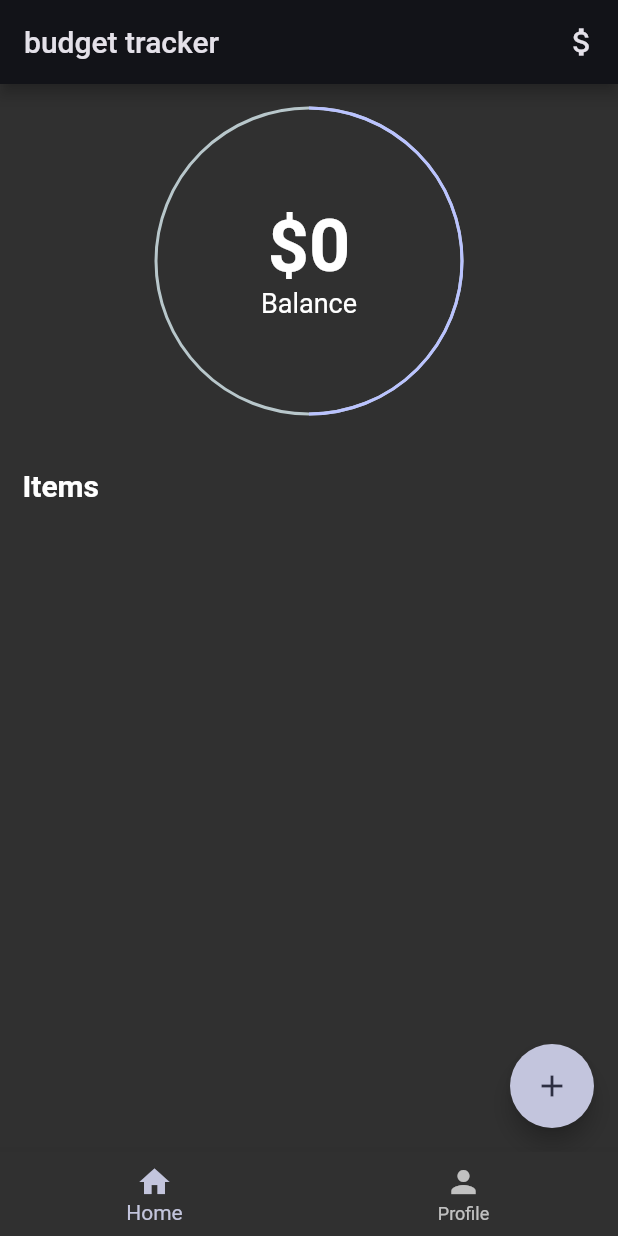
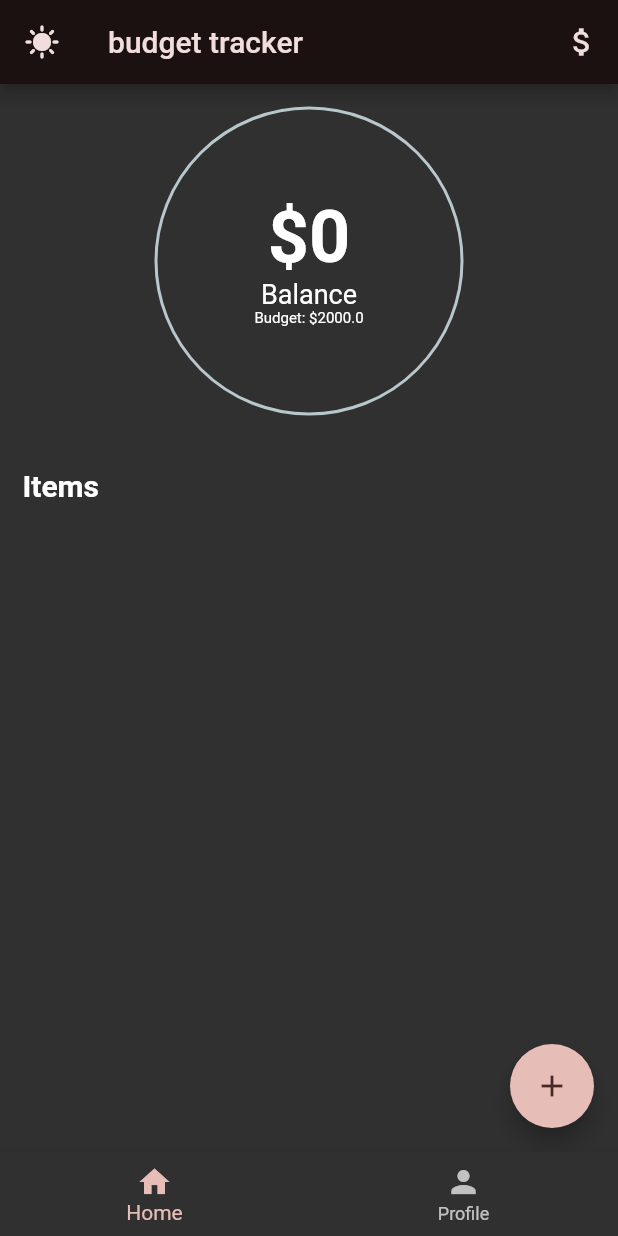
Before and after one commit to DeividZavala/budget-tracker, a Flutter app: the screen it shows after launch, on a phone screen of 412 x 824 dp. Run offline on Flutter 3.47's test engine with Material 2 defaults, Android fonts, the phone set to English and light mode, and no system bars; drawn by our look-alikes of percent_indicator.

```diff
--- a/lib/main.dart
+++ b/lib/main.dart
@@ -1,5 +1,8 @@
 import 'package:budget_tracker/screens/home.dart';
+import 'package:budget_tracker/services/budget_service.dart';
+import 'package:budget_tracker/services/theme_service.dart';
 import 'package:flutter/material.dart';
+import 'package:provider/provider.dart';
 
 void main() {
   runApp(const MyApp());
@@ -11,13 +14,27 @@ class MyApp extends StatelessWidget {
   // This widget is the root of your application.
   @override
   Widget build(BuildContext context) {
-    return MaterialApp(
-      title: 'Flutter Demo',
-      theme: ThemeData(
-        colorScheme: ColorScheme.fromSeed(
-            seedColor: Colors.indigo, brightness: Brightness.dark),
-      ),
-      home: const Home(),
+    return MultiProvider(
+      providers: [
+        ChangeNotifierProvider<ThemeService>(
+          create: (_) => ThemeService(),
+        ),
+        ChangeNotifierProvider<BudgetService>(create: (_) => BudgetService()),
+      ],
+      child: Builder(builder: (BuildContext context) {
+        final themeService = Provider.of<ThemeService>(context);
+        return MaterialApp(
+          title: "Flutter Demo",
+          theme: ThemeData(
+            colorScheme: ColorScheme.fromSeed(
+                seedColor: Colors.red,
+                brightness: themeService.darkTheme
+                    ? Brightness.dark
+                    : Brightness.light),
+          ),
+          home: const Home(),
+        );
+      }),
     );
   }
 }
--- a/lib/pages/home_page.dart
+++ b/lib/pages/home_page.dart
@@ -1,7 +1,9 @@
 import 'package:budget_tracker/models/transaction_item.dart';
+import 'package:budget_tracker/services/budget_service.dart';
 import 'package:budget_tracker/widgets/add_transaction_dialog.dart';
 import 'package:flutter/material.dart';
 import 'package:percent_indicator/circular_percent_indicator.dart';
+import 'package:provider/provider.dart';
 
 class HomePage extends StatefulWidget {
   const HomePage({Key? key}) : super(key: key);
@@ -11,8 +13,6 @@ class HomePage extends StatefulWidget {
 }
 
 class _HomePageState extends State<HomePage> {
-  List<TransactionItem> transactions = [];
-
   @override
   Widget build(BuildContext context) {
     final screenSize = MediaQuery.of(context).size;
@@ -24,9 +24,9 @@ class _HomePageState extends State<HomePage> {
                   context: context,
                   builder: (context) =>
                       AddTransactionDialog(itemToAdd: (transactionItem) {
-                        setState(() {
-                          transactions.add(transactionItem);
-                        });
+                        final budgetService =
+                            Provider.of<BudgetService>(context, listen: false);
+                        budgetService.addItem(transactionItem);
                       }));
             },
             child: const Icon(Icons.add)),
@@ -40,23 +40,32 @@ class _HomePageState extends State<HomePage> {
               children: [
                 Align(
                   alignment: Alignment.topCenter,
-                  child: CircularPercentIndicator(
+                  child: Consumer<BudgetService>(
+                      builder: ((context, value, child) =>
+                          CircularPercentIndicator(
                             radius: screenSize.width / 2,
-                    percent: 0.5,
+                            percent: value.balance / value.budget,
                             lineWidth: 2,
                             center: Column(
                               mainAxisSize: MainAxisSize.min,
-                      children: const [
+                              children: [
                                 Text(
-                          "\$0",
-                          style: TextStyle(
-                              fontSize: 48, fontWeight: FontWeight.bold),
+                                  "\$${value.balance.toString().split(".")[0]}",
+                                  style: const TextStyle(
+                                      fontSize: 48,
+                                      fontWeight: FontWeight.bold),
                                 ),
-                        Text("Balance", style: TextStyle(fontSize: 18)),
+                                const Text("Balance",
+                                    style: TextStyle(fontSize: 18)),
+                                Text(
+                                  "Budget: \$${value.budget.toString()}",
+                                  style: const TextStyle(fontSize: 10),
+                                ),
                               ],
                             ),
-                    progressColor: Theme.of(context).colorScheme.primary,
-                  ),
+                            progressColor:
+                                Theme.of(context).colorScheme.primary,
+                          ))),
                 ),
                 const SizedBox(height: 35),
                 const Text(
@@ -64,10 +73,15 @@ class _HomePageState extends State<HomePage> {
                   style: TextStyle(fontSize: 20, fontWeight: FontWeight.bold),
                 ),
                 const SizedBox(height: 10),
-                ...List.generate(
-                    transactions.length,
-                    (index) =>
-                        TransactionCard(transaction: transactions[index])),
+                Consumer<BudgetService>(builder: ((context, value, child) {
+                  return ListView.builder(
+                    shrinkWrap: true,
+                    itemCount: value.items.length,
+                    physics: const ClampingScrollPhysics(),
+                    itemBuilder: (context, index) =>
+                        TransactionCard(transaction: value.items[index]),
+                  );
+                })),
               ],
             ),
           ),
--- a/lib/pages/profile_page.dart
+++ b/lib/pages/profile_page.dart
@@ -1,6 +1,4 @@
 import 'package:flutter/material.dart';
-import 'package:flutter/src/foundation/key.dart';
-import 'package:flutter/src/widgets/framework.dart';
 
 class ProfilePage extends StatelessWidget {
   const ProfilePage({Key? key}) : super(key: key);
--- a/lib/screens/home.dart
+++ b/lib/screens/home.dart
@@ -1,7 +1,10 @@
 import 'package:budget_tracker/pages/home_page.dart';
 import 'package:budget_tracker/pages/profile_page.dart';
+import 'package:budget_tracker/services/budget_service.dart';
+import 'package:budget_tracker/services/theme_service.dart';
 import 'package:budget_tracker/widgets/add_budget_dialog.dart';
 import 'package:flutter/material.dart';
+import "package:provider/provider.dart";
 
 class Home extends StatefulWidget {
   const Home({Key? key}) : super(key: key);
@@ -22,16 +25,28 @@ class _HomeState extends State<Home> {
 
   @override
   Widget build(BuildContext context) {
+    final ThemeService themeService = Provider.of<ThemeService>(context);
     return Scaffold(
       appBar: AppBar(
         title: const Text('budget tracker'),
+        leading: IconButton(
+          icon: Icon(themeService.darkTheme ? Icons.sunny : Icons.dark_mode),
+          onPressed: () {
+            themeService.darkTheme = !themeService.darkTheme;
+          },
+        ),
         actions: [
           IconButton(
               onPressed: () {
                 showDialog(
                     context: context,
                     builder: (context) => AddBudgetDialog(
-                          budgetToAdd: (budget) {},
+                          budgetToAdd: (budget) {
+                            final budgetService = Provider.of<BudgetService>(
+                                context,
+                                listen: false);
+                            budgetService.budget = budget;
+                          },
                         ));
               },
               icon: const Icon(Icons.attach_money))
--- /dev/null
+++ b/lib/services/budget_service.dart
@@ -0,0 +1,33 @@
+import 'package:budget_tracker/models/transaction_item.dart';
+import 'package:flutter/material.dart';
+
+class BudgetService extends ChangeNotifier {
+  double _budget = 2000.0;
+
+  double get budget => _budget;
+
+  double balance = 0.0;
+
+  final List<TransactionItem> _items = [];
+
+  List<TransactionItem> get items => _items;
+
+  set budget(double value) {
+    _budget = value;
+    notifyListeners();
+  }
+
+  void addItem(TransactionItem item) {
+    _items.add(item);
+    updateBalance(item);
+    notifyListeners();
+  }
+
+  void updateBalance(TransactionItem item) {
+    if (item.isExpense) {
+      balance += item.amount;
+    } else {
+      balance -= item.amount;
+    }
+  }
+}
--- /dev/null
+++ b/lib/services/theme_service.dart
@@ -0,0 +1,12 @@
+import 'package:flutter/material.dart';
+
+class ThemeService extends ChangeNotifier {
+  bool _darkTheme = true;
+
+  bool get darkTheme => _darkTheme;
+
+  set darkTheme(bool value) {
+    _darkTheme = value;
+    notifyListeners();
+  }
+}
--- a/lib/widgets/add_budget_dialog.dart
+++ b/lib/widgets/add_budget_dialog.dart
@@ -17,7 +17,7 @@ class _AddBudgetDialogState extends State<AddBudgetDialog> {
   Widget build(BuildContext context) {
     return Dialog(
       child: SizedBox(
-          height: 150,
+          height: 200,
           width: MediaQuery.of(context).size.width / 1.3,
           child: Padding(
             padding: const EdgeInsets.all(15),
--- a/pubspec.yaml
+++ b/pubspec.yaml
@@ -28,6 +28,8 @@ environment:
 # versions available, run `flutter pub outdated`.
 dependencies:
   percent_indicator: ^3.4.0
+  shared_preferences: ^2.0.15
+  provider: ^6.0.3
   flutter:
     sdk: flutter
 
```
Also changed, not shown: pubspec.lock, 7 other files. Lines whose indentation alone changed are shown as unchanged.
